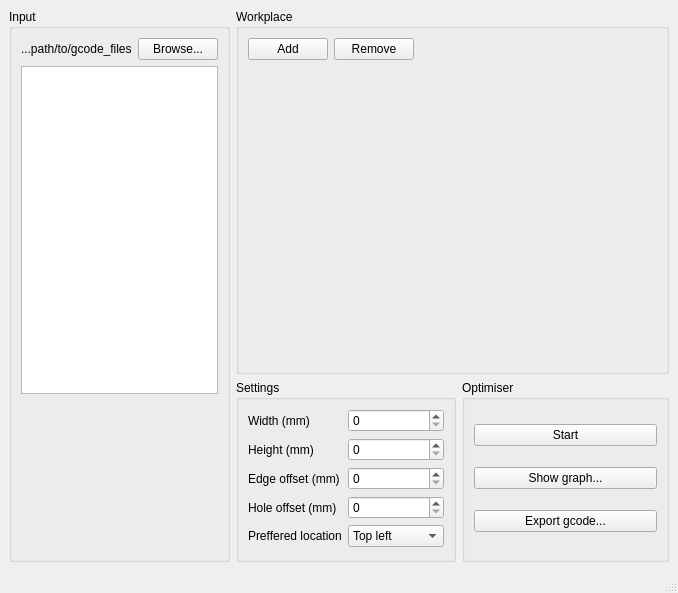
First picture: the form in gui/WasteOptimiserGUI.ui, repository Papooch/WasteOptimiser, before the edit.
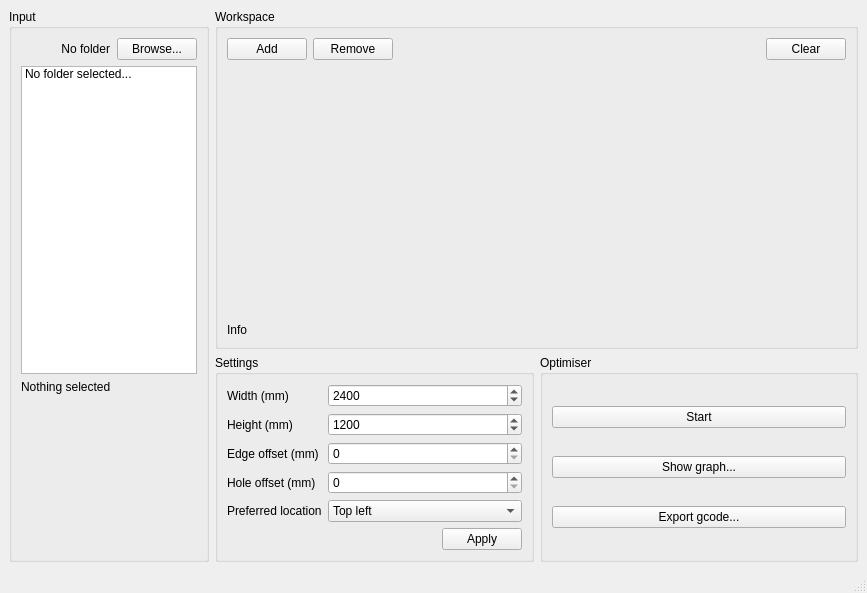
Second picture: the form after the edit.

Commit message: Created optimiser module, updated gui

The edit to the form file:
```diff
--- a/gui/WasteOptimiserGUI.ui
+++ b/gui/WasteOptimiserGUI.ui
@@ -6,7 +6,7 @@
    <rect>
     <x>0</x>
     <y>0</y>
-    <width>678</width>
+    <width>867</width>
     <height>593</height>
    </rect>
   </property>
@@ -20,16 +20,28 @@
    <layout class="QHBoxLayout" name="horizontalLayout" stretch="1,2">
     <item>
      <widget class="QGroupBox" name="gb_input">
+      <property name="maximumSize">
+       <size>
+        <width>200</width>
+        <height>16777215</height>
+       </size>
+      </property>
       <property name="title">
        <string>Input</string>
       </property>
-      <layout class="QVBoxLayout" name="verticalLayout" stretch="0,0,0">
+      <layout class="QVBoxLayout" name="verticalLayout" stretch="0,0,0,0">
        <item>
         <layout class="QHBoxLayout" name="horizontalLayout_2">
          <item>
           <widget class="QLabel" name="lb_input_path">
            <property name="text">
-            <string>...path/to/gcode_files</string>
+            <string>No folder</string>
+           </property>
+           <property name="alignment">
+            <set>Qt::AlignRight|Qt::AlignTrailing|Qt::AlignVCenter</set>
+           </property>
+           <property name="indent">
+            <number>1</number>
            </property>
            <property name="buddy">
             <cstring>lb_input_path</cstring>
@@ -52,7 +64,26 @@
         </layout>
        </item>
        <item>
-        <widget class="QListWidget" name="lw_input_list"/>
+        <widget class="QListWidget" name="lw_input_list">
+         <property name="textElideMode">
+          <enum>Qt::ElideLeft</enum>
+         </property>
+         <item>
+          <property name="text">
+           <string>No folder selected...</string>
+          </property>
+          <property name="flags">
+           <set>NoItemFlags</set>
+          </property>
+         </item>
+        </widget>
+       </item>
+       <item>
+        <widget class="QLabel" name="lb_preview_info">
+         <property name="text">
+          <string>Nothing selected</string>
+         </property>
+        </widget>
        </item>
        <item>
         <widget class="QWidget" name="mplPreview" native="true">
@@ -85,9 +116,9 @@
       <item>
        <widget class="QGroupBox" name="gb_workspace">
         <property name="title">
-         <string>Workplace</string>
+         <string>Workspace</string>
         </property>
-        <layout class="QVBoxLayout" name="verticalLayout_3" stretch="0,1">
+        <layout class="QVBoxLayout" name="verticalLayout_3" stretch="0,1,0">
          <item>
           <layout class="QHBoxLayout" name="horizontalLayout_3">
            <item>
@@ -117,6 +148,13 @@
              </property>
             </spacer>
            </item>
+           <item>
+            <widget class="QPushButton" name="pb_workspace_clear">
+             <property name="text">
+              <string>Clear</string>
+             </property>
+            </widget>
+           </item>
           </layout>
          </item>
          <item>
@@ -124,11 +162,18 @@
            <layout class="QVBoxLayout" name="mplWorkspaceLayout"/>
           </widget>
          </item>
+         <item>
+          <widget class="QLabel" name="lb_workspace_info">
+           <property name="text">
+            <string>Info</string>
+           </property>
+          </widget>
+         </item>
         </layout>
        </widget>
       </item>
       <item>
-       <layout class="QHBoxLayout" name="horizontalLayout_6">
+       <layout class="QHBoxLayout" name="horizontalLayout_6" stretch="1,1">
         <item>
          <widget class="QGroupBox" name="gb_settings">
           <property name="title">
@@ -145,7 +190,17 @@
               </widget>
              </item>
              <item row="0" column="1">
-              <widget class="QSpinBox" name="sb_settings_width"/>
+              <widget class="QSpinBox" name="sb_settings_width">
+               <property name="minimum">
+                <number>20</number>
+               </property>
+               <property name="maximum">
+                <number>50000</number>
+               </property>
+               <property name="value">
+                <number>2400</number>
+               </property>
+              </widget>
              </item>
              <item row="1" column="0">
               <widget class="QLabel" name="heightLabel">
@@ -155,7 +210,17 @@
               </widget>
              </item>
              <item row="1" column="1">
-              <widget class="QSpinBox" name="sb_settings_height"/>
+              <widget class="QSpinBox" name="sb_settings_height">
+               <property name="minimum">
+                <number>20</number>
+               </property>
+               <property name="maximum">
+                <number>50000</number>
+               </property>
+               <property name="value">
+                <number>1200</number>
+               </property>
+              </widget>
              </item>
              <item row="2" column="0">
               <widget class="QLabel" name="borderOffsetLabel">
@@ -165,7 +230,11 @@
               </widget>
              </item>
              <item row="2" column="1">
-              <widget class="QSpinBox" name="sb_settings_edge_offset"/>
+              <widget class="QSpinBox" name="sb_settings_edge_offset">
+               <property name="maximum">
+                <number>999</number>
+               </property>
+              </widget>
              </item>
              <item row="3" column="0">
               <widget class="QLabel" name="holeOffsetMmLabel">
@@ -175,12 +244,16 @@
               </widget>
              </item>
              <item row="3" column="1">
-              <widget class="QSpinBox" name="sb_settings_hole_offset"/>
+              <widget class="QSpinBox" name="sb_settings_hole_offset">
+               <property name="maximum">
+                <number>999</number>
+               </property>
+              </widget>
              </item>
              <item row="4" column="0">
               <widget class="QLabel" name="prefferedLocationLabel">
                <property name="text">
-                <string>Preffered location</string>
+                <string>Preferred location</string>
                </property>
               </widget>
              </item>
@@ -210,6 +283,30 @@
              </item>
             </layout>
            </item>
+           <item>
+            <layout class="QHBoxLayout" name="horizontalLayout_7">
+             <item>
+              <spacer name="horizontalSpacer_2">
+               <property name="orientation">
+                <enum>Qt::Horizontal</enum>
+               </property>
+               <property name="sizeHint" stdset="0">
+                <size>
+                 <width>40</width>
+                 <height>20</height>
+                </size>
+               </property>
+              </spacer>
+             </item>
+             <item>
+              <widget class="QPushButton" name="pb_settings_apply">
+               <property name="text">
+                <string>Apply</string>
+               </property>
+              </widget>
+             </item>
+            </layout>
+           </item>
           </layout>
          </widget>
         </item>
```
Left out of the diff: 4 changed lines with no effect on the pictures. The commit also changes 5 other files.
